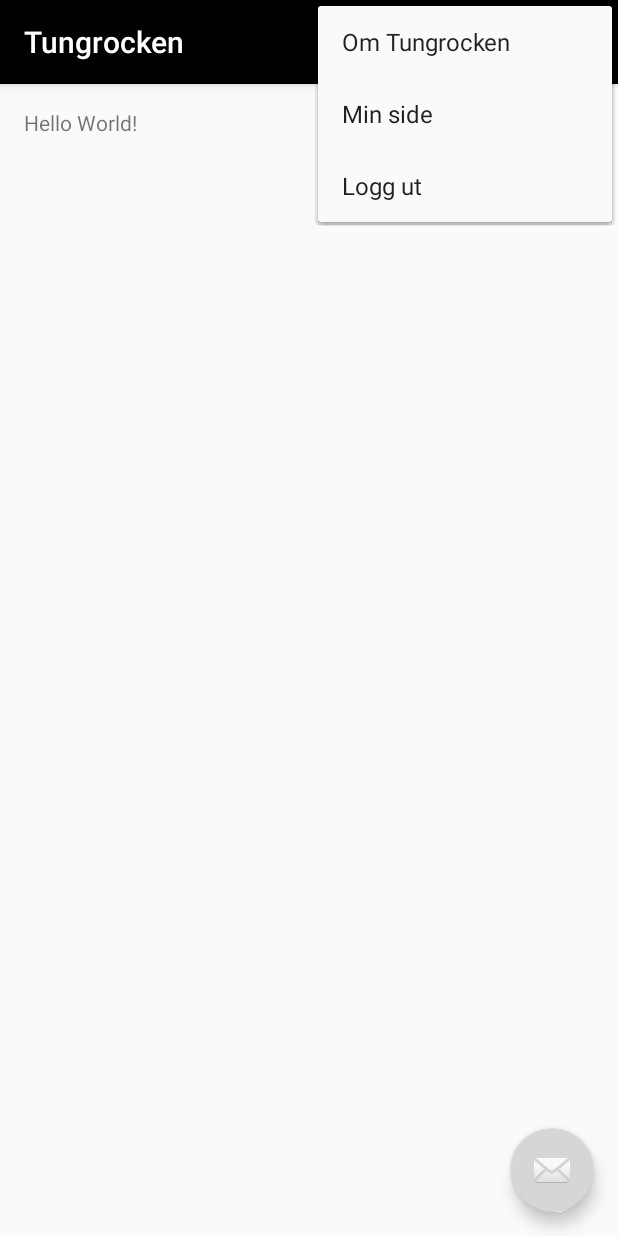
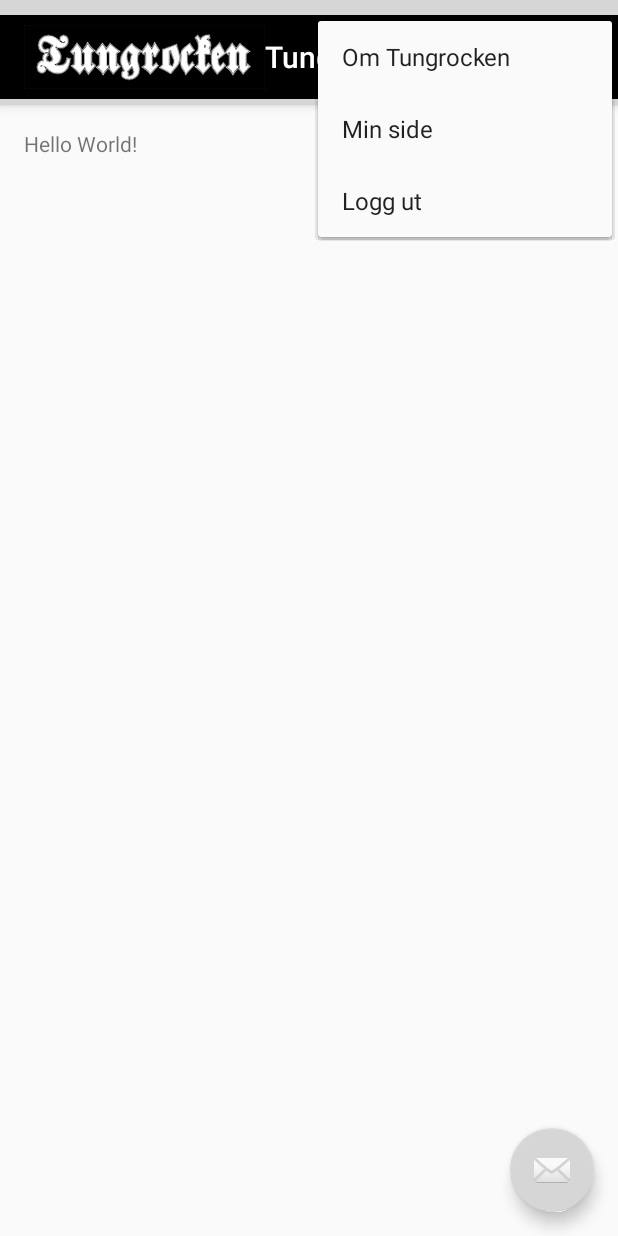
Before and after one commit to sjoholt/Prosjektoppgave-, an Android app: the screen it shows after launch (MainActivity), with the options menu open, on a phone screen of 412 x 824 dp. Run offline under Robolectric (Android 15) with nearby library versions, the phone set to English and light mode, and no system bars.

Commit message:
Satt inn logo i toppen av app'en, og utvidet Action Bar litt

```diff
--- a/Tungrocken/app/src/main/AndroidManifest.xml
+++ b/Tungrocken/app/src/main/AndroidManifest.xml
@@ -6,6 +6,7 @@
         android:allowBackup="true"
         android:icon="@mipmap/ic_tungrocken"
         android:label="@string/app_name"
+        android:logo="@drawable/actionbarlogo">
         android:supportsRtl="true"
         android:theme="@style/AppTheme">
         <activity
--- a/Tungrocken/app/src/main/java/tungrocken/example/com/tungrocken/MainActivity.java
+++ b/Tungrocken/app/src/main/java/tungrocken/example/com/tungrocken/MainActivity.java
@@ -10,13 +10,17 @@ import android.view.Menu;
 import android.view.MenuItem;
 
 public class MainActivity extends AppCompatActivity {
-//test
+
     @Override
     protected void onCreate(Bundle savedInstanceState) {
         super.onCreate(savedInstanceState);
         setContentView(R.layout.activity_main);
         Toolbar toolbar = (Toolbar) findViewById(R.id.toolbar);
         setSupportActionBar(toolbar);
+
+        // vise Tungrocken-logo i Action Bar
+        getSupportActionBar().setDisplayShowHomeEnabled(true);
+        getSupportActionBar().setIcon(R.drawable.actionbarlogo);
 
         FloatingActionButton fab = (FloatingActionButton) findViewById(R.id.fab);
         fab.setOnClickListener(new View.OnClickListener() {
--- a/Tungrocken/app/src/main/res/layout/activity_main.xml
+++ b/Tungrocken/app/src/main/res/layout/activity_main.xml
@@ -9,8 +9,10 @@
 
     <android.support.design.widget.AppBarLayout
         android:layout_width="match_parent"
-        android:layout_height="wrap_content"
-        android:theme="@style/AppTheme.AppBarOverlay">
+        android:layout_height="70dp"
+        android:theme="@style/AppTheme.AppBarOverlay"
+        app:expanded="false"
+        android:paddingTop="10dp">
 
         <android.support.v7.widget.Toolbar
             android:id="@+id/toolbar"
--- a/Tungrocken/app/src/main/res/values/dimens.xml
+++ b/Tungrocken/app/src/main/res/values/dimens.xml
@@ -3,4 +3,5 @@
     <dimen name="activity_horizontal_margin">16dp</dimen>
     <dimen name="activity_vertical_margin">16dp</dimen>
     <dimen name="fab_margin">16dp</dimen>
+    <dimen name="logo_height">70dp</dimen>
 </resources>
```
Also changed, not shown: Tungrocken/app/src/main/res/drawable-hdpi/actionbarlogo.png (added).
